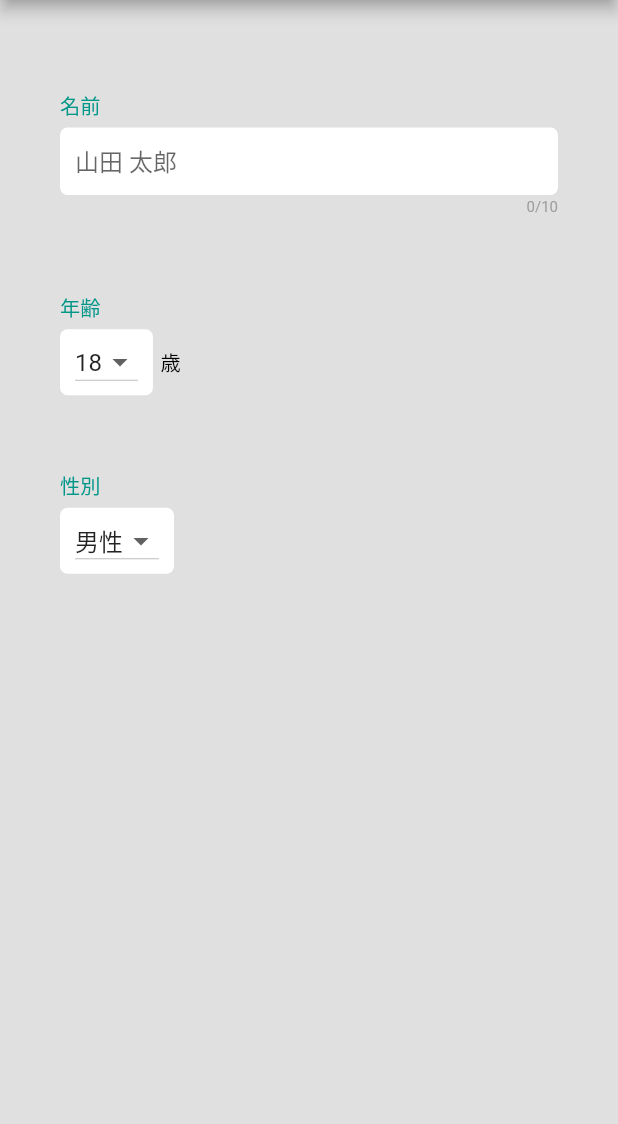
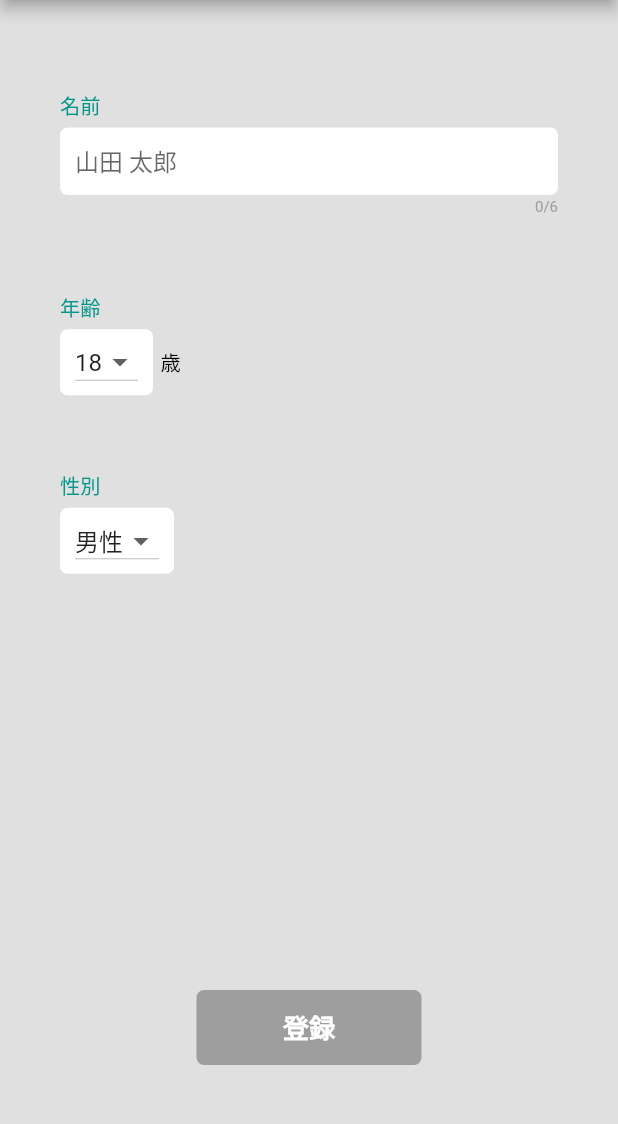
Before and after one commit to EigoAkita/flutter_redux_provider, a Flutter app: the screen it shows after launch, on a phone screen of 412 x 824 dp, the part 84-1208 px from its top. Run offline on Flutter 3.47's test engine with Material 2 defaults, Android fonts, the phone set to English and light mode, and no system bars; our stand-ins replace image_cropper, image_picker, redux; missing offline and left inert: simple_logger.

Commit message:
プロフィール確認画面作成&flutter_redux_provider完成（仮）

```diff
--- a/lib/main.dart
+++ b/lib/main.dart
@@ -2,6 +2,7 @@ import 'package:flutter/material.dart';
 import 'package:flutter_redux_provider/notifier/my_app_view_model.dart';
 import 'package:flutter_redux_provider/redux/reducer.dart';
 import 'package:flutter_redux_provider/redux/state.dart';
+import 'package:flutter_redux_provider/view/registration_confirmation_screen_page.dart';
 import 'package:flutter_redux_provider/view/user_add_hobby_etc_page.dart';
 import 'package:flutter_redux_provider/view/user_add_name_etc_page.dart';
 import 'package:flutter_redux_provider/view/user_add_profile_image_page.dart';
@@ -69,7 +70,62 @@ class Providers extends StatelessWidget {
       ],
       child: Scaffold(
         backgroundColor: Colors.grey[300],
-        body: MyHomePage(),
+        body: Column(
+          children: <Widget>[
+            Expanded(
+              child: MyHomePage(),
+            ),
+            TextButton(
+              onPressed: () {
+                if (_store.state.name!.isEmpty ||
+                    _store.state.hobby!.isEmpty ||
+                    _store.state.profileImage == null) {
+                  return;
+                } else {
+                  Navigator.push(
+                    context,
+                    MaterialPageRoute(
+                      builder: (context) => RegistrationConfirmationScreenPage(
+                        store: _store,
+                      ),
+                    ),
+                  );
+                }
+              },
+              child: Consumer<MyAppViewModel>(builder: (
+                _context,
+                _model,
+                _child,
+              ) {
+                return Container(
+                  width: 150,
+                  height: 50,
+                  decoration: BoxDecoration(
+                    color: _model.store.state.name!.isEmpty ||
+                            _model.store.state.hobby!.isEmpty ||
+                            _model.store.state.profileImage == null
+                        ? Colors.grey
+                        : Colors.teal,
+                    borderRadius: BorderRadius.circular(5),
+                  ),
+                  child: Center(
+                    child: Text(
+                      '登録',
+                      style: TextStyle(
+                        fontSize: 17.5,
+                        color: Colors.white,
+                        fontWeight: FontWeight.bold,
+                      ),
+                    ),
+                  ),
+                );
+              }),
+            ),
+            SizedBox(
+              height: 50,
+            ),
+          ],
+        ),
         appBar: AppBar(
           backgroundColor: Colors.teal,
           title: Text(
--- a/lib/redux/reducer.dart
+++ b/lib/redux/reducer.dart
@@ -10,10 +10,10 @@ AppState appReducer(AppState prevState, action) {
   // }
 
   if (action is AddName) {
-    if (action.name.length > 10) {
+    if (action.name.length > 6) {
       return prevState.copyWith(
         name: action.name,
-        errorName: '名前は10文字以内です',
+        errorName: '名前は6文字以内です',
         isErrorName: true,
       );
     }
--- a/lib/view/user_add_name_etc_page.dart
+++ b/lib/view/user_add_name_etc_page.dart
@@ -107,14 +107,14 @@ class UserAddNameEtcPage extends StatelessWidget {
                               : SizedBox(),
                           _model.store.state.isErrorName!
                               ? Text(
-                                  '${_model.store.state.name!.length}/10',
+                                  '${_model.store.state.name!.length}/6',
                                   style: TextStyle(
                                     fontSize: 10,
                                     color: Colors.red,
                                   ),
                                 )
                               : Text(
-                                  '${_model.store.state.name!.length}/10',
+                                  '${_model.store.state.name!.length}/6',
                                   style: TextStyle(
                                     fontSize: 10,
                                     color: Colors.grey,
--- a/lib/view/user_add_profile_image_page.dart
+++ b/lib/view/user_add_profile_image_page.dart
@@ -171,8 +171,8 @@ Future<void> pickImage(
     if (_image == null) return;
     final _imageTemporary = await ImageCropper.cropImage(
       sourcePath: _image.path,
-      maxWidth: 250,
-      maxHeight: 250,
+      maxWidth: 1000,
+      maxHeight: 1000,
       aspectRatio: CropAspectRatio(
         ratioX: 1,
         ratioY: 1,
```
Also changed, not shown: lib/view/registration_confirmation_screen_page.dart (added, +173 -0 lines).
